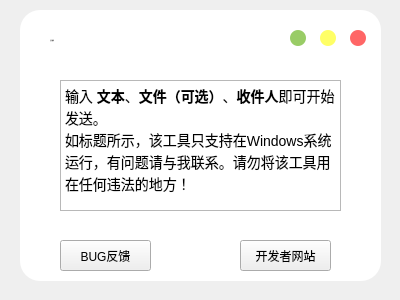
First picture: the form in gui/ui/about.ui, repository Frica01/WeChat-mass-msg, before the edit.
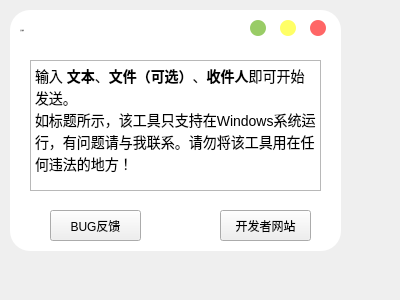
Second picture: the form after the edit.

Diff of the .ui file:
```diff
--- a/gui/ui/about.ui
+++ b/gui/ui/about.ui
@@ -95,17 +95,17 @@
   <widget class="QWidget" name="mainwidget" native="true">
    <property name="geometry">
     <rect>
-     <x>20</x>
+     <x>10</x>
      <y>10</y>
-     <width>361</width>
-     <height>271</height>
+     <width>331</width>
+     <height>241</height>
     </rect>
    </property>
    <widget class="QPushButton" name="button_close">
     <property name="geometry">
      <rect>
-      <x>330</x>
-      <y>20</y>
+      <x>300</x>
+      <y>10</y>
       <width>16</width>
       <height>16</height>
      </rect>
@@ -120,8 +120,8 @@
    <widget class="QPushButton" name="button_min">
     <property name="geometry">
      <rect>
-      <x>270</x>
-      <y>20</y>
+      <x>240</x>
+      <y>10</y>
       <width>16</width>
       <height>16</height>
      </rect>
@@ -136,8 +136,8 @@
    <widget class="QPushButton" name="button_max">
     <property name="geometry">
      <rect>
-      <x>300</x>
-      <y>20</y>
+      <x>270</x>
+      <y>10</y>
       <width>16</width>
       <height>16</height>
      </rect>
@@ -152,8 +152,8 @@
    <widget class="QLabel" name="label">
     <property name="geometry">
      <rect>
-      <x>30</x>
-      <y>10</y>
+      <x>10</x>
+      <y>0</y>
       <width>111</width>
       <height>41</height>
      </rect>
@@ -181,7 +181,7 @@
     <property name="geometry">
      <rect>
       <x>40</x>
-      <y>230</y>
+      <y>200</y>
       <width>91</width>
       <height>31</height>
      </rect>
@@ -193,8 +193,8 @@
    <widget class="QPushButton" name="button_access">
     <property name="geometry">
      <rect>
-      <x>220</x>
-      <y>230</y>
+      <x>210</x>
+      <y>200</y>
       <width>91</width>
       <height>31</height>
      </rect>
@@ -206,9 +206,9 @@
    <widget class="QTextBrowser" name="textBrowser">
     <property name="geometry">
      <rect>
-      <x>40</x>
-      <y>70</y>
-      <width>281</width>
+      <x>20</x>
+      <y>50</y>
+      <width>291</width>
       <height>131</height>
      </rect>
     </property>
```
